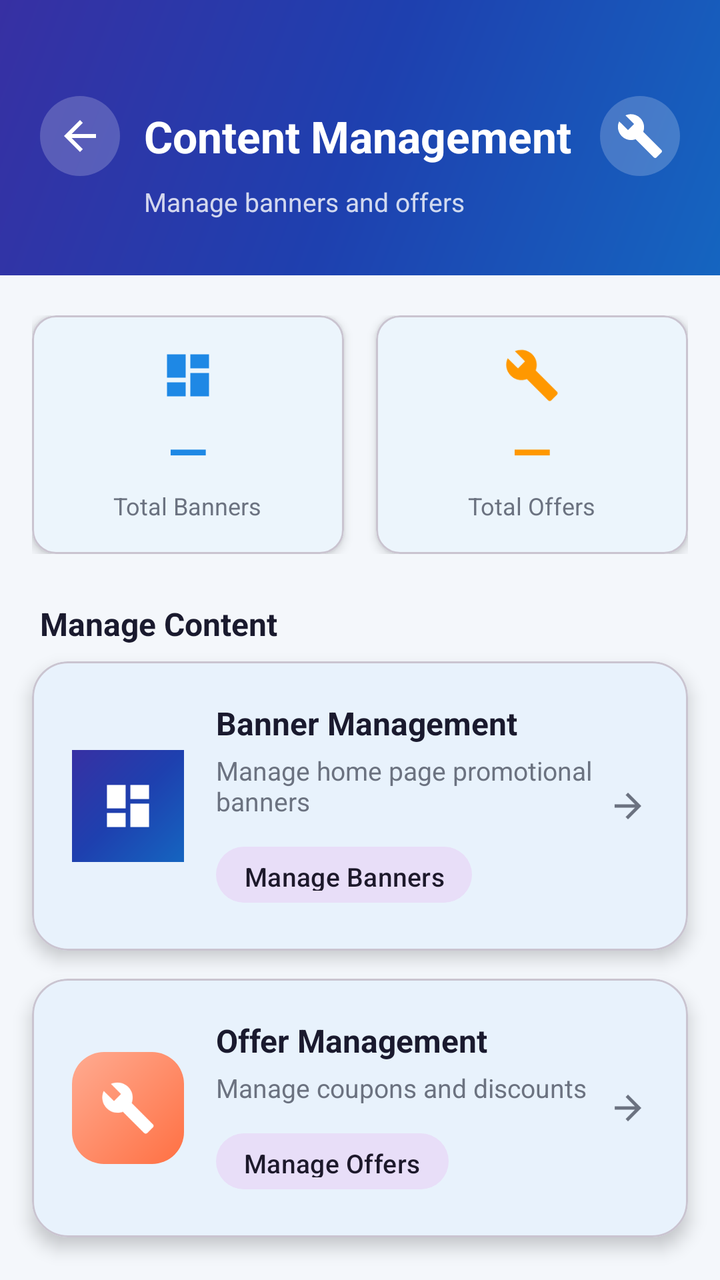
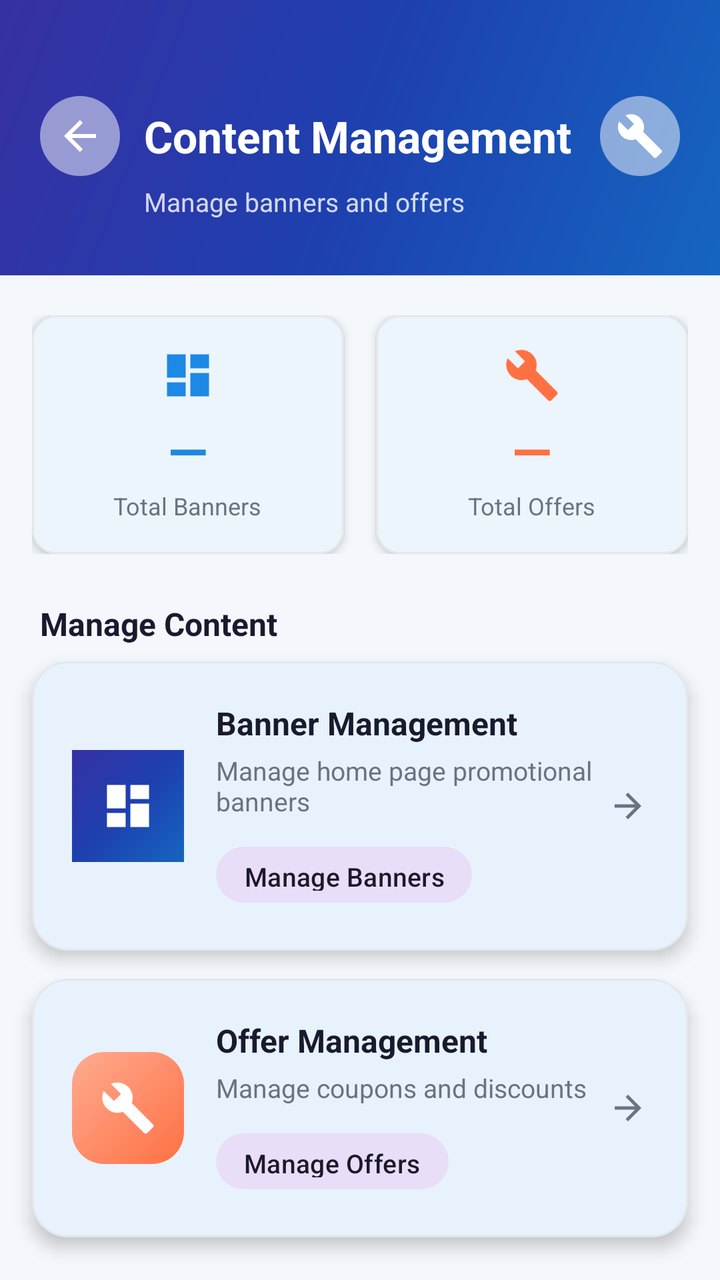

Screens rendered from an Android XML layout before and after an edit, with the pre-edit source and the edit as a unified diff.
<!-- AndroidManifest.xml: application theme Theme.QuickFix -->
<!-- res/layout/activity_content_management.xml -->
<?xml version="1.0" encoding="utf-8"?>
<androidx.core.widget.NestedScrollView
    xmlns:android="http://schemas.android.com/apk/res/android"
    xmlns:app="http://schemas.android.com/apk/res-auto"
    android:layout_width="match_parent"
    android:layout_height="match_parent"
    android:background="@color/screen_background"
    android:fillViewport="true">

    <LinearLayout
        android:layout_width="match_parent"
        android:layout_height="wrap_content"
        android:orientation="vertical">

        
        <LinearLayout
            android:id="@+id/headerLayout"
            android:layout_width="match_parent"
            android:layout_height="wrap_content"
            android:background="@drawable/bg_admin_header_gradient"
            android:orientation="vertical"
            android:paddingTop="48dp"
            android:paddingBottom="28dp"
            android:paddingStart="20dp"
            android:paddingEnd="20dp">

            <LinearLayout
                android:layout_width="match_parent"
                android:layout_height="wrap_content"
                android:orientation="horizontal"
                android:gravity="center_vertical">

                <ImageButton
                    android:id="@+id/btnBack"
                    android:layout_width="40dp"
                    android:layout_height="40dp"
                    android:background="@drawable/bg_icon_circle_white"
                    android:src="@drawable/ic_arrow_back_white"
                    android:contentDescription="Back"
                    android:padding="8dp" />

                <TextView
                    android:layout_width="0dp"
                    android:layout_height="wrap_content"
                    android:layout_weight="1"
                    android:layout_marginStart="12dp"
                    android:text="Content Management"
                    android:textColor="@color/white"
                    android:textSize="22sp"
                    android:textStyle="bold" />

                <ImageButton
                    android:id="@+id/btnRefresh"
                    android:layout_width="40dp"
                    android:layout_height="40dp"
                    android:background="@drawable/bg_icon_circle_white"
                    android:src="@drawable/ic_services"
                    android:contentDescription="Refresh"
                    android:padding="9dp"
                    app:tint="@color/white" />
            </LinearLayout>

            <TextView
                android:layout_width="wrap_content"
                android:layout_height="wrap_content"
                android:layout_marginTop="4dp"
                android:layout_marginStart="52dp"
                android:text="Manage banners and offers"
                android:textColor="#CCffffff"
                android:textSize="13sp" />
        </LinearLayout>

        
        <LinearLayout
            android:layout_width="match_parent"
            android:layout_height="wrap_content"
            android:orientation="horizontal"
            android:paddingStart="16dp"
            android:paddingEnd="16dp"
            android:paddingTop="20dp"
            android:paddingBottom="4dp">

            
            <com.google.android.material.card.MaterialCardView
                android:layout_width="0dp"
                android:layout_height="wrap_content"
                android:layout_weight="1"
                android:layout_marginEnd="8dp"
                app:cardCornerRadius="12dp"
                app:cardElevation="3dp"
                app:cardBackgroundColor="@color/white">
                <LinearLayout
                    android:layout_width="match_parent"
                    android:layout_height="wrap_content"
                    android:orientation="vertical"
                    android:gravity="center"
                    android:padding="16dp">
                    <ImageView
                        android:layout_width="28dp"
                        android:layout_height="28dp"
                        android:src="@drawable/ic_content"
                        app:tint="@color/primary"
                        android:contentDescription="Banners" />
                    <TextView
                        android:id="@+id/tvTotalBanners"
                        android:layout_width="wrap_content"
                        android:layout_height="wrap_content"
                        android:layout_marginTop="6dp"
                        android:text="—"
                        android:textColor="@color/primary"
                        android:textSize="26sp"
                        android:textStyle="bold" />
                    <TextView
                        android:layout_width="wrap_content"
                        android:layout_height="wrap_content"
                        android:layout_marginTop="2dp"
                        android:text="Total Banners"
                        android:textColor="@color/text_secondary"
                        android:textSize="12sp" />
                </LinearLayout>
            </com.google.android.material.card.MaterialCardView>

            
            <com.google.android.material.card.MaterialCardView
                android:layout_width="0dp"
                android:layout_height="wrap_content"
                android:layout_weight="1"
                android:layout_marginStart="8dp"
                app:cardCornerRadius="12dp"
                app:cardElevation="3dp"
                app:cardBackgroundColor="@color/white">
                <LinearLayout
                    android:layout_width="match_parent"
                    android:layout_height="wrap_content"
                    android:orientation="vertical"
                    android:gravity="center"
                    android:padding="16dp">
                    <ImageView
                        android:layout_width="28dp"
                        android:layout_height="28dp"
                        android:src="@drawable/ic_services"
                        app:tint="#FF9800"
                        android:contentDescription="Offers" />
                    <TextView
                        android:id="@+id/tvTotalOffers"
                        android:layout_width="wrap_content"
                        android:layout_height="wrap_content"
                        android:layout_marginTop="6dp"
                        android:text="—"
                        android:textColor="#FF9800"
                        android:textSize="26sp"
                        android:textStyle="bold" />
                    <TextView
                        android:layout_width="wrap_content"
                        android:layout_height="wrap_content"
                        android:layout_marginTop="2dp"
                        android:text="Total Offers"
                        android:textColor="@color/text_secondary"
                        android:textSize="12sp" />
                </LinearLayout>
            </com.google.android.material.card.MaterialCardView>
        </LinearLayout>

        
        <TextView
            android:layout_width="match_parent"
            android:layout_height="wrap_content"
            android:paddingStart="20dp"
            android:paddingEnd="20dp"
            android:paddingTop="20dp"
            android:paddingBottom="8dp"
            android:text="Manage Content"
            android:textColor="@color/text_primary"
            android:textSize="16sp"
            android:textStyle="bold" />

        
        <com.google.android.material.card.MaterialCardView
            android:id="@+id/cardBannerMgmt"
            android:layout_width="match_parent"
            android:layout_height="wrap_content"
            android:layout_marginStart="16dp"
            android:layout_marginEnd="16dp"
            android:layout_marginBottom="14dp"
            android:clickable="true"
            android:focusable="true"
            app:cardCornerRadius="18dp"
            app:cardElevation="5dp"
            app:cardBackgroundColor="@color/white">

            <LinearLayout
                android:layout_width="match_parent"
                android:layout_height="wrap_content"
                android:orientation="horizontal"
                android:gravity="center_vertical"
                android:padding="20dp">

                
                <LinearLayout
                    android:layout_width="56dp"
                    android:layout_height="56dp"
                    android:gravity="center"
                    android:background="@drawable/bg_admin_header_gradient"
                    android:backgroundTint="@null">
                    
                    <ImageView
                        android:layout_width="28dp"
                        android:layout_height="28dp"
                        android:src="@drawable/ic_content"
                        app:tint="#FFFFFF"
                        android:contentDescription="Banner Icon" />
                </LinearLayout>

                
                <LinearLayout
                    android:layout_width="0dp"
                    android:layout_height="wrap_content"
                    android:layout_weight="1"
                    android:layout_marginStart="16dp"
                    android:orientation="vertical">

                    <TextView
                        android:layout_width="wrap_content"
                        android:layout_height="wrap_content"
                        android:text="Banner Management"
                        android:textColor="@color/text_primary"
                        android:textSize="16sp"
                        android:textStyle="bold" />

                    <TextView
                        android:layout_width="wrap_content"
                        android:layout_height="wrap_content"
                        android:layout_marginTop="4dp"
                        android:text="Manage home page promotional banners"
                        android:textColor="@color/text_secondary"
                        android:textSize="13sp" />

                    <com.google.android.material.button.MaterialButton
                        android:id="@+id/btnManageBanners"
                        style="@style/Widget.Material3.Button.TonalButton"
                        android:layout_width="wrap_content"
                        android:layout_height="36dp"
                        android:layout_marginTop="10dp"
                        android:text="Manage Banners"
                        android:textSize="13sp"
                        android:paddingStart="14dp"
                        android:paddingEnd="14dp"
                        app:cornerRadius="18dp" />
                </LinearLayout>

                <ImageView
                    android:layout_width="20dp"
                    android:layout_height="20dp"
                    android:src="@drawable/ic_arrow_back_white"
                    android:rotation="180"
                    app:tint="@color/text_secondary"
                    android:contentDescription="Go" />
            </LinearLayout>
        </com.google.android.material.card.MaterialCardView>

        
        <com.google.android.material.card.MaterialCardView
            android:id="@+id/cardOfferMgmt"
            android:layout_width="match_parent"
            android:layout_height="wrap_content"
            android:layout_marginStart="16dp"
            android:layout_marginEnd="16dp"
            android:layout_marginBottom="32dp"
            android:clickable="true"
            android:focusable="true"
            app:cardCornerRadius="18dp"
            app:cardElevation="5dp"
            app:cardBackgroundColor="@color/white">

            <LinearLayout
                android:layout_width="match_parent"
                android:layout_height="wrap_content"
                android:orientation="horizontal"
                android:gravity="center_vertical"
                android:padding="20dp">

                
                <LinearLayout
                    android:layout_width="56dp"
                    android:layout_height="56dp"
                    android:gravity="center"
                    android:background="@drawable/bg_promo_card">
                    <ImageView
                        android:layout_width="28dp"
                        android:layout_height="28dp"
                        android:src="@drawable/ic_services"
                        app:tint="#FFFFFF"
                        android:contentDescription="Offer Icon" />
                </LinearLayout>

                
                <LinearLayout
                    android:layout_width="0dp"
                    android:layout_height="wrap_content"
                    android:layout_weight="1"
                    android:layout_marginStart="16dp"
                    android:orientation="vertical">

                    <TextView
                        android:layout_width="wrap_content"
                        android:layout_height="wrap_content"
                        android:text="Offer Management"
                        android:textColor="@color/text_primary"
                        android:textSize="16sp"
                        android:textStyle="bold" />

                    <TextView
                        android:layout_width="wrap_content"
                        android:layout_height="wrap_content"
                        android:layout_marginTop="4dp"
                        android:text="Manage coupons and discounts"
                        android:textColor="@color/text_secondary"
                        android:textSize="13sp" />

                    <com.google.android.material.button.MaterialButton
                        android:id="@+id/btnManageOffers"
                        style="@style/Widget.Material3.Button.TonalButton"
                        android:layout_width="wrap_content"
                        android:layout_height="36dp"
                        android:layout_marginTop="10dp"
                        android:text="Manage Offers"
                        android:textSize="13sp"
                        android:paddingStart="14dp"
                        android:paddingEnd="14dp"
                        app:cornerRadius="18dp" />
                </LinearLayout>

                <ImageView
                    android:layout_width="20dp"
                    android:layout_height="20dp"
                    android:src="@drawable/ic_arrow_back_white"
                    android:rotation="180"
                    app:tint="@color/text_secondary"
                    android:contentDescription="Go" />
            </LinearLayout>
        </com.google.android.material.card.MaterialCardView>

    </LinearLayout>
</androidx.core.widget.NestedScrollView>
<!-- resources referenced by this layout -->
<resources>
  <color name="primary">#1E88E5</color>
  <color name="screen_background">#F4F7FB</color>
  <color name="text_primary">#1A1A2E</color>
  <color name="text_secondary">#6B7280</color>
  <color name="white">#FFFFFFFF</color>
  <!-- drawable bg_admin_header_gradient (drawable) -->
  <?xml version="1.0" encoding="utf-8"?>
  <shape xmlns:android="http://schemas.android.com/apk/res/android">
      <gradient
          android:startColor="#1565C0"
          android:centerColor="#1E40AF"
          android:endColor="#3730A3"
          android:angle="135"
          android:type="linear" />
  </shape>
  <!-- drawable bg_icon_circle_white (drawable) -->
  <?xml version="1.0" encoding="utf-8"?>
  <shape xmlns:android="http://schemas.android.com/apk/res/android"
      android:shape="oval">
      <solid android:color="#33FFFFFF" />
  </shape>
  <!-- drawable bg_promo_card (drawable) -->
  <?xml version="1.0" encoding="utf-8"?>
  <shape xmlns:android="http://schemas.android.com/apk/res/android"
      android:shape="rectangle">
      <corners android:radius="16dp" />
      <gradient
          android:angle="135"
          android:startColor="#FF7043"
          android:endColor="#FFAB91" />
  </shape>
  <!-- drawable ic_arrow_back_white (drawable) -->
  <vector xmlns:android="http://schemas.android.com/apk/res/android"
      android:width="24dp"
      android:height="24dp"
      android:viewportWidth="24"
      android:viewportHeight="24">
      <path
          android:fillColor="#FFFFFF"
          android:pathData="M20,11H7.83l5.59,-5.59L12,4l-8,8 8,8 1.41,-1.41L7.83,13H20v-2z" />
  </vector>
  <style name="Theme.QuickFix" parent="Base.Theme.QuickFix" />
  <style name="Base.Theme.QuickFix" parent="Theme.Material3.Light.NoActionBar">
          <item name="colorPrimary">@color/primary</item>
          <item name="colorPrimaryDark">@color/primary_dark</item>
          <item name="colorAccent">@color/accent_green</item>
          <item name="android:windowBackground">@color/screen_background</item>
          <item name="colorSurface">@color/card_bg</item>
          <item name="colorOnSurface">@color/text_primary</item>
          <item name="android:colorBackground">@color/screen_background</item>
          <item name="colorOnBackground">@color/text_primary</item>
          
          <item name="bottomSheetDialogTheme">@style/Theme.QuickFix.BottomSheet</item>
      </style>
  <color name="primary_dark">#1565C0</color>
  <color name="accent_green">#43A047</color>
  <color name="card_bg">#FFFFFF</color>
  <style name="Theme.QuickFix.BottomSheet" parent="ThemeOverlay.Material3.BottomSheetDialog">
          <item name="colorSurface">@color/card_bg</item>
          <item name="colorOnSurface">@color/text_primary</item>
          <item name="android:colorBackground">@color/card_bg</item>
      </style>
  <!-- unchanged entries left out for length: 2 -->
</resources>

<!-- the commit's change to res/layout/activity_content_management.xml (unified diff, before → after) -->
@@ -88,7 +88,7 @@
                 android:layout_marginEnd="8dp"
                 app:cardCornerRadius="12dp"
                 app:cardElevation="3dp"
-                app:cardBackgroundColor="@color/white">
+                app:cardBackgroundColor="@color/card_bg">
                 <LinearLayout
                     android:layout_width="match_parent"
                     android:layout_height="wrap_content"
@@ -128,7 +128,7 @@
                 android:layout_marginStart="8dp"
                 app:cardCornerRadius="12dp"
                 app:cardElevation="3dp"
-                app:cardBackgroundColor="@color/white">
+                app:cardBackgroundColor="@color/card_bg">
                 <LinearLayout
                     android:layout_width="match_parent"
                     android:layout_height="wrap_content"
@@ -139,7 +139,7 @@
                         android:layout_width="28dp"
                         android:layout_height="28dp"
                         android:src="@drawable/ic_services"
-                        app:tint="#FF9800"
+                        app:tint="@color/accent_orange"
                         android:contentDescription="Offers" />
                     <TextView
                         android:id="@+id/tvTotalOffers"
@@ -147,7 +147,7 @@
                         android:layout_height="wrap_content"
                         android:layout_marginTop="6dp"
                         android:text="—"
-                        android:textColor="#FF9800"
+                        android:textColor="@color/accent_orange"
                         android:textSize="26sp"
                         android:textStyle="bold" />
                     <TextView
<!-- resource entries referenced after the edit -->
@@ -1,5 +1,6 @@
 <!-- resources referenced by this layout -->
 <resources>
+  <color name="accent_orange">#FF7043</color>
   <color name="primary">#1E88E5</color>
   <color name="screen_background">#F4F7FB</color>
   <color name="text_primary">#1A1A2E</color>
@@ -19,7 +20,7 @@
   <?xml version="1.0" encoding="utf-8"?>
   <shape xmlns:android="http://schemas.android.com/apk/res/android"
       android:shape="oval">
-      <solid android:color="#33FFFFFF" />
+      <solid android:color="@color/overlay_scrim_soft" />
   </shape>
   <!-- drawable bg_promo_card (drawable) -->
   <?xml version="1.0" encoding="utf-8"?>
@@ -42,6 +43,7 @@
           android:pathData="M20,11H7.83l5.59,-5.59L12,4l-8,8 8,8 1.41,-1.41L7.83,13H20v-2z" />
   </vector>
   <style name="Theme.QuickFix" parent="Base.Theme.QuickFix" />
+  <color name="overlay_scrim_soft">#80FFFFFF</color>
   <style name="Base.Theme.QuickFix" parent="Theme.Material3.Light.NoActionBar">
           <item name="colorPrimary">@color/primary</item>
           <item name="colorPrimaryDark">@color/primary_dark</item>
@@ -51,11 +53,25 @@
           <item name="colorOnSurface">@color/text_primary</item>
           <item name="android:colorBackground">@color/screen_background</item>
           <item name="colorOnBackground">@color/text_primary</item>
+          <item name="colorSurfaceVariant">@color/surface_variant</item>
+          <item name="colorOutline">@color/divider</item>
+          <item name="colorOutlineVariant">@color/divider</item>
+          <item name="materialAlertDialogTheme">@style/Theme.QuickFix.AdminDialog</item>
+          <item name="alertDialogTheme">@style/Theme.QuickFix.AdminDialog</item>
+          <item name="android:statusBarColor">@android:color/transparent</item>
+          <item name="android:navigationBarColor">@color/screen_background</item>
           
           <item name="bottomSheetDialogTheme">@style/Theme.QuickFix.BottomSheet</item>
       </style>
   <color name="primary_dark">#1565C0</color>
   <color name="accent_green">#43A047</color>
+  <color name="surface_variant">#F5F7FA</color>
+  <color name="divider">#E5E7EB</color>
+  <style name="Theme.QuickFix.AdminDialog" parent="ThemeOverlay.Material3.MaterialAlertDialog">
+          <item name="colorSurface">@color/card_bg</item>
+          <item name="colorOnSurface">@color/text_primary</item>
+          <item name="colorOutline">@color/divider</item>
+      </style>
   <color name="card_bg">#FFFFFF</color>
   <style name="Theme.QuickFix.BottomSheet" parent="ThemeOverlay.Material3.BottomSheetDialog">
           <item name="colorSurface">@color/card_bg</item>
